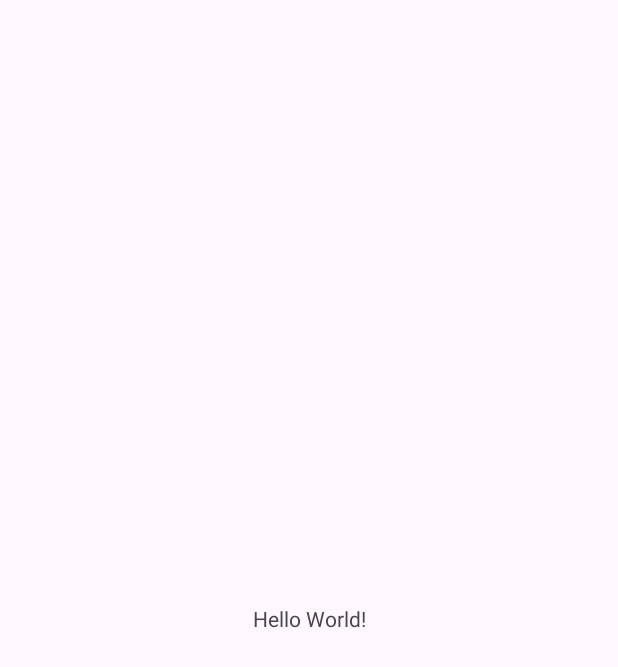
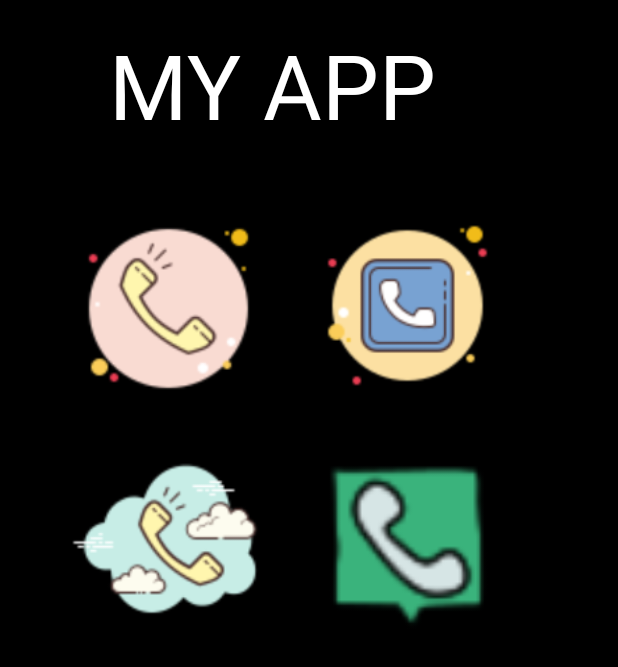
Before and after one commit to Curso-Android-039/images_039, an Android app: the screen it shows after launch (MainActivity), on a phone screen of 412 x 824 dp. Before the commit the part shown is almost empty. Shown: the top 667 px of the screen. Run offline under Robolectric (Android 15) with nearby library versions, the phone set to English and light mode, and no system bars.

Commit message:
prueba de git 0_39

```diff
--- a/app/src/main/AndroidManifest.xml
+++ b/app/src/main/AndroidManifest.xml
@@ -13,6 +13,9 @@
         android:theme="@style/Theme.Images_039"
         tools:targetApi="31">
         <activity
+            android:name=".MainActivity2"
+            android:exported="false" />
+        <activity
             android:name=".MainActivity"
             android:exported="true">
             <intent-filter>
--- a/app/src/main/java/com/example/images_039/MainActivity.java
+++ b/app/src/main/java/com/example/images_039/MainActivity.java
@@ -1,6 +1,9 @@
 package com.example.images_039;
 
+import android.content.Intent;
 import android.os.Bundle;
+import android.view.View;
+import android.widget.ImageView;
 
 import androidx.activity.EdgeToEdge;
 import androidx.appcompat.app.AppCompatActivity;
@@ -10,15 +13,77 @@ import androidx.core.view.WindowInsetsCompat;
 
 public class MainActivity extends AppCompatActivity {
 
+    ImageView imagen1;
+
+    ImageView imagen2;
+
+    ImageView imagen3;
+
+    ImageView imagen4;
     @Override
     protected void onCreate(Bundle savedInstanceState) {
         super.onCreate(savedInstanceState);
-        EdgeToEdge.enable(this);
         setContentView(R.layout.activity_main);
-        ViewCompat.setOnApplyWindowInsetsListener(findViewById(R.id.main), (v, insets) -> {
-            Insets systemBars = insets.getInsets(WindowInsetsCompat.Type.systemBars());
-            v.setPadding(systemBars.left, systemBars.top, systemBars.right, systemBars.bottom);
-            return insets;
+        imagen1= (ImageView) findViewById(R.id.imageView2);
+        imagen2=(ImageView) findViewById(R.id.imageView3);
+
+        imagen3= (ImageView) findViewById(R.id.imageView4);
+
+        imagen4= (ImageView) findViewById(R.id.imageView5);
+
+
+
+
+        imagen1.setOnClickListener(new View.OnClickListener() {
+            @Override
+            public void onClick(View view) {
+                llamar2(""+R.drawable.tel1,""+R.color.blanco);
+
+            }
         });
+
+
+
+        imagen2.setOnClickListener(new View.OnClickListener() {
+            @Override
+            public void onClick(View view) {
+
+                llamar2(""+R.drawable.tel2,""+R.color.azul);
+
+
+            }
+        });
+
+
+        imagen3.setOnClickListener(new View.OnClickListener() {
+            @Override
+            public void onClick(View view) {
+                llamar2(""+R.drawable.tel3,""+R.color.verde);
+
+            }
+        });
+
+
+        imagen4.setOnClickListener(new View.OnClickListener() {
+            @Override
+            public void onClick(View view) {
+                llamar2(""+R.drawable.tel4,""+R.color.rojo);
+
+            }
+        });
+
+
+
+
+    }
+
+
+    protected  void llamar2( String image,String color){
+
+        Intent intento = new Intent(MainActivity.this, MainActivity2.class);
+                intento.putExtra("imagen",image);
+                 intento.putExtra("color",color);
+                 startActivity(intento);
+
     }
 }
--- a/app/src/main/res/layout/activity_main.xml
+++ b/app/src/main/res/layout/activity_main.xml
@@ -2,17 +2,64 @@
 <androidx.constraintlayout.widget.ConstraintLayout xmlns:android="http://schemas.android.com/apk/res/android"
     xmlns:app="http://schemas.android.com/apk/res-auto"
     xmlns:tools="http://schemas.android.com/tools"
-    android:id="@+id/main"
     android:layout_width="match_parent"
     android:layout_height="match_parent"
+    android:background="@color/black"
     tools:context=".MainActivity">
 
+    <ImageView
+        android:id="@+id/imageView2"
+        android:layout_width="151dp"
+        android:layout_height="139dp"
+        android:layout_marginStart="36dp"
+        android:layout_marginTop="136dp"
+        app:layout_constraintEnd_toStartOf="@+id/imageView3"
+        app:layout_constraintHorizontal_bias="0.042"
+        app:layout_constraintStart_toStartOf="parent"
+        app:layout_constraintTop_toTopOf="parent"
+        app:srcCompat="@drawable/tel1" />
+
+    <ImageView
+        android:id="@+id/imageView3"
+        android:layout_width="146dp"
+        android:layout_height="135dp"
+        android:layout_marginTop="136dp"
+        android:layout_marginEnd="67dp"
+        app:layout_constraintEnd_toEndOf="parent"
+        app:layout_constraintTop_toTopOf="parent"
+        app:srcCompat="@drawable/tel2" />
+
+    <ImageView
+        android:id="@+id/imageView4"
+        android:layout_width="151dp"
+        android:layout_height="139dp"
+        android:layout_marginStart="36dp"
+        android:layout_marginTop="16dp"
+        app:layout_constraintStart_toStartOf="parent"
+        app:layout_constraintTop_toBottomOf="@+id/imageView2"
+        app:srcCompat="@drawable/tel3" />
+
+    <ImageView
+        android:id="@+id/imageView5"
+        android:layout_width="155dp"
+        android:layout_height="143dp"
+        android:layout_marginTop="20dp"
+        android:layout_marginEnd="68dp"
+        app:layout_constraintEnd_toEndOf="parent"
+        app:layout_constraintTop_toBottomOf="@+id/imageView3"
+        app:srcCompat="@drawable/tel4" />
+
     <TextView
-        android:layout_width="wrap_content"
-        android:layout_height="wrap_content"
-        android:text="Hello World!"
-        app:layout_constraintBottom_toBottomOf="parent"
+        android:id="@+id/textView"
+        android:layout_width="323dp"
+        android:layout_height="67dp"
+        android:layout_marginTop="16dp"
+        android:background="@color/black"
+        android:text="MY APP"
+        android:textColor="@color/blanco"
+        android:textSize="60sp"
         app:layout_constraintEnd_toEndOf="parent"
+        app:layout_constraintHorizontal_bias="0.818"
         app:layout_constraintStart_toStartOf="parent"
         app:layout_constraintTop_toTopOf="parent" />
 
--- a/app/src/main/res/values/colors.xml
+++ b/app/src/main/res/values/colors.xml
@@ -1,5 +1,9 @@
 <?xml version="1.0" encoding="utf-8"?>
 <resources>
     <color name="black">#FF000000</color>
-    <color name="white">#FFFFFFFF</color>
+    <color name="blanco">#FFFFFFFF</color>
+    <color name="azul">#1C38D4</color>
+    <color name="rojo">#EC0E0E</color>
+    <color name="verde">#2EE335</color>
+
 </resources>
```
Also changed, not shown: app/src/main/java/com/example/images_039/MainActivity2.java (added, +48 -0 lines), app/src/main/res/layout/activity_main2.xml (added, +28 -0 lines), app/src/main/res/drawable/tel1.png (added), app/src/main/res/drawable/tel2.png (added), app/src/main/res/drawable/tel3.png (added), app/src/main/res/drawable/tel4.png (added).
